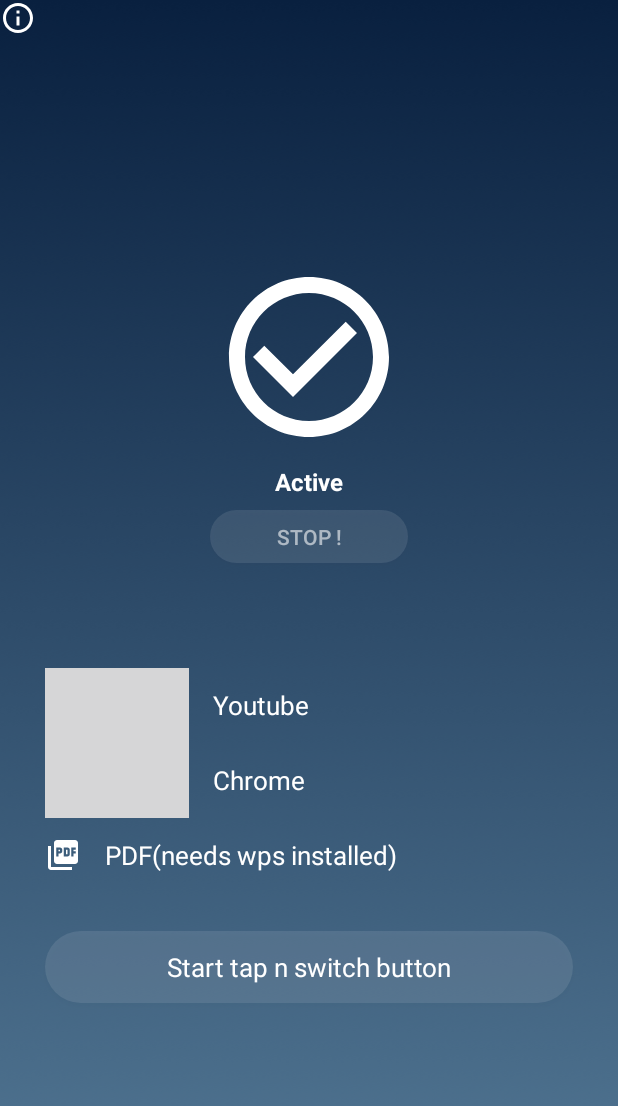
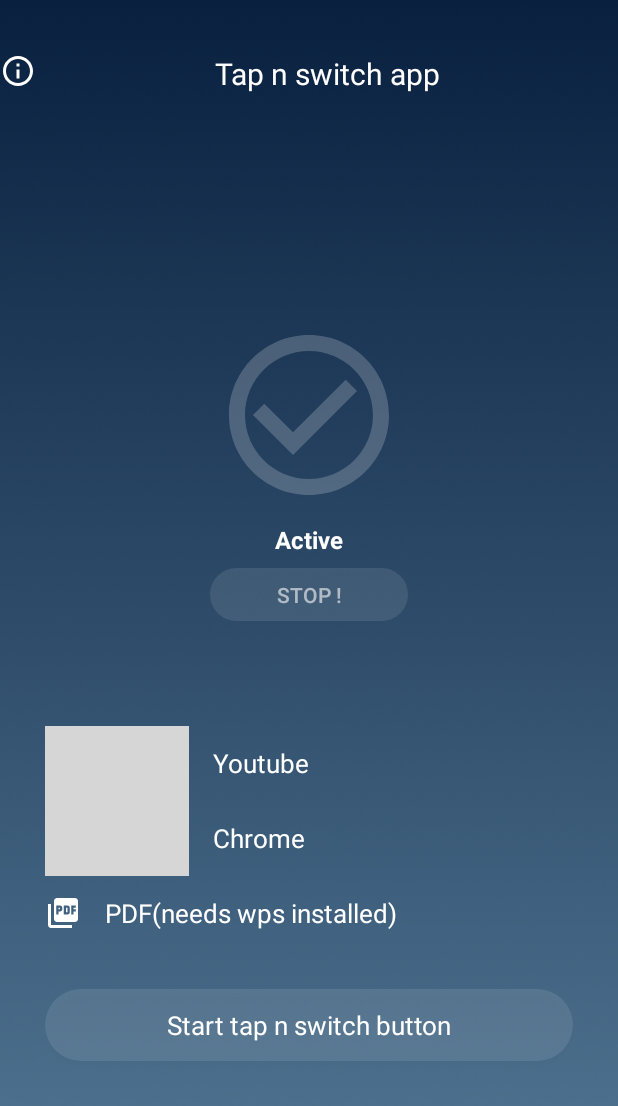
Before and after one commit to Atharva1449/Tap-n-Switch, an Android app: the screen it shows after launch (MainActivity), after a tap on "Start tap n switch button", on a phone screen of 412 x 824 dp. Shown: the top 1106 px of the screen. Run offline under Robolectric (Android 15) with nearby library versions, the phone set to English and light mode, and no system bars; our stand-ins replace AdMob.

Commit message:
share pref for active inactive status

```diff
--- a/app/src/main/java/com/theonedayapps/tapnswitch/MainActivity.java
+++ b/app/src/main/java/com/theonedayapps/tapnswitch/MainActivity.java
@@ -1,6 +1,8 @@
 package com.theonedayapps.tapnswitch;
 
+import android.content.Context;
 import android.content.Intent;
+import android.content.SharedPreferences;
 import android.net.Uri;
 import android.os.Build;
 import android.os.Bundle;
@@ -41,16 +43,23 @@ public class MainActivity extends AppCompatActivity  {
     public static boolean tobeornottobe=false;
     private AdView mAdView;
     private InterstitialAd mInterstitialAd;
+    private TextView text302;
+    private int var1=0;
+    private SharedPreferences sprefs;
+    private static final String myprefrances="my_prefs_file";
     @Override
     protected void onCreate(Bundle savedInstanceState) {
         super.onCreate(savedInstanceState);
         setContentView(R.layout.activity_main);
 
-        //getWindow().setFlags(WindowManager.LayoutParams.FLAG_FULLSCREEN,WindowManager.LayoutParams.FLAG_FULLSCREEN);
+//to make transperant status and nav bar
+        getWindow().setFlags(WindowManager.LayoutParams.FLAG_LAYOUT_NO_LIMITS,WindowManager.LayoutParams.FLAG_LAYOUT_NO_LIMITS);
+//
+
+        text302=(TextView)findViewById(R.id.textView302);
 //
 
 
-//
 info=findViewById(R.id.buttoninfo);
 info.setOnClickListener(new View.OnClickListener() {
     @Override
@@ -99,6 +108,13 @@ info.setOnClickListener(new View.OnClickListener() {
            @Override
            public void onClick(View view) {
                /////interstitial ad
+
+               text302.setText("Active");
+               sprefs=getSharedPreferences(myprefrances,0);
+               SharedPreferences.Editor editor=sprefs.edit();
+               editor.putString("message",text302.getText().toString());
+               editor.commit();
+
                if(what==1 || what==2 || what==3){
                if (mInterstitialAd.isLoaded()) {
                    mInterstitialAd.show();
@@ -147,6 +163,15 @@ info.setOnClickListener(new View.OnClickListener() {
         stopbutton.setOnClickListener(new View.OnClickListener() {
             @Override
             public void onClick(View view) {
+                var1++;
+                if(var1==2){
+
+                    text302.setText("Inactive");
+                    sprefs=getSharedPreferences(myprefrances,0);
+                    SharedPreferences.Editor editor=sprefs.edit();
+                    editor.putString("message",text302.getText().toString());
+                    editor.commit();
+                }
                 tobeornottobe=true;
                 Intent serviceIntent = new Intent(MainActivity.this, FloatingViewService.class);
                 stopService(serviceIntent);
@@ -159,6 +184,12 @@ info.setOnClickListener(new View.OnClickListener() {
 
         //////////////////////////////////////////////////////////////////////////////////////////////////////
 
+
+        SharedPreferences shprefs=getSharedPreferences(myprefrances,0);
+        if(shprefs.contains("message")){
+            String message1=shprefs.getString("message","notfound");
+            text302.setText(message1);
+        }else{text302.setText("Inactive");}
     }
 
 
@@ -175,41 +206,6 @@ info.setOnClickListener(new View.OnClickListener() {
 
 
     //
-    @Override
-    public void onWindowFocusChanged(boolean hasFocus) {
-        super.onWindowFocusChanged(hasFocus);
-        if (hasFocus) {
-            hideSystemUI();
-        }
-    }
-
-    private void hideSystemUI() {
-        // Enables regular immersive mode.
-        // For "lean back" mode, remove SYSTEM_UI_FLAG_IMMERSIVE.
-        // Or for "sticky immersive," replace it with SYSTEM_UI_FLAG_IMMERSIVE_STICKY
-        View decorView = getWindow().getDecorView();
-        decorView.setSystemUiVisibility(
-                View.SYSTEM_UI_FLAG_IMMERSIVE
-                        // Set the content to appear under the system bars so that the
-                        // content doesn't resize when the system bars hide and show.
-                        | View.SYSTEM_UI_FLAG_LAYOUT_STABLE
-                        | View.SYSTEM_UI_FLAG_LAYOUT_HIDE_NAVIGATION
-                        | View.SYSTEM_UI_FLAG_LAYOUT_FULLSCREEN
-                        // Hide the nav bar and status bar
-                        | View.SYSTEM_UI_FLAG_HIDE_NAVIGATION
-                        | View.SYSTEM_UI_FLAG_FULLSCREEN);
-    }
-
-    // Shows the system bars by removing all the flags
-// except for the ones that make the content appear under the system bars.
-    private void showSystemUI() {
-        View decorView = getWindow().getDecorView();
-        decorView.setSystemUiVisibility(
-                View.SYSTEM_UI_FLAG_LAYOUT_STABLE
-                        | View.SYSTEM_UI_FLAG_LAYOUT_HIDE_NAVIGATION
-                        | View.SYSTEM_UI_FLAG_LAYOUT_FULLSCREEN);
-    }
-    //
 
 
 }
--- /dev/null
+++ b/app/src/main/res/drawable/ic_baseline_warning_24.xml
@@ -0,0 +1,5 @@
+<vector android:height="24dp" android:tint="#FFFFFF"
+    android:viewportHeight="24" android:viewportWidth="24"
+    android:width="24dp" xmlns:android="http://schemas.android.com/apk/res/android">
+    <path android:fillColor="@android:color/white" android:pathData="M1,21h22L12,2 1,21zM13,18h-2v-2h2v2zM13,14h-2v-4h2v4z"/>
+</vector>
--- a/app/src/main/res/layout/activity_main.xml
+++ b/app/src/main/res/layout/activity_main.xml
@@ -15,19 +15,40 @@
         android:orientation="vertical">
 
 
-        <Button
-            android:id="@+id/buttoninfo"
-            android:layout_width="24dp"
-            android:layout_height="24dp"
+        <LinearLayout
+            android:layout_width="match_parent"
+            android:layout_height="match_parent"
+            android:orientation="horizontal"
+            android:layout_marginTop="35dp">
 
-            android:background="@drawable/ic_outline_info_24" />
+            <Button
+                android:id="@+id/buttoninfo"
+                android:layout_width="24dp"
+                android:layout_height="24dp"
+
+                android:background="@drawable/ic_outline_info_24" />
+
+            <TextView
+                android:id="@+id/textView2"
+                android:layout_width="wrap_content"
+                android:layout_height="wrap_content"
+                android:layout_gravity="center"
+                android:layout_weight="1"
+                android:gravity="center_horizontal"
+                android:text="Tap n switch app"
+                android:textAppearance="@style/TextAppearance.AppCompat.Body1"
+                android:textColor="#FFFFFF"
+                android:textSize="20sp" />
+        </LinearLayout>
 
         <ImageView
-            android:id="@+id/imageView"
+            android:id="@+id/imageView1"
             android:layout_marginTop="150dp"
             android:layout_width="match_parent"
             android:layout_height="128dp"
-            app:srcCompat="@drawable/tick" />
+            app:srcCompat="@drawable/tick"
+            android:alpha="0.2"
+            />
 
         <TextView
                 android:id="@+id/textView302"
@@ -35,7 +56,7 @@
                 android:layout_height="wrap_content"
                 android:layout_marginTop="8dp"
             android:layout_marginBottom="8dp"
-                android:text="Active"
+                android:text="."
             android:layout_gravity="center"
                 android:textAppearance="@style/TextAppearance.AppCompat.Body1"
                 android:textColor="#FFFFFF"
@@ -113,10 +134,18 @@
             android:background="@drawable/buttonlay"
             android:text="Start tap n switch button"
             android:textAlignment="center"
+            android:layout_gravity="center"
             android:textAppearance="@style/TextAppearance.AppCompat.Small"
             android:textColor="#FFFFFF"
             android:textSize="17sp"
              />
+
+        <TextView
+            android:id="@+id/textView3"
+            android:layout_width="match_parent"
+            android:layout_height="wrap_content"
+            android:layout_marginTop="50dp"
+            android:text="" />
 
     </LinearLayout>
 
--- a/app/src/main/res/values/colors.xml
+++ b/app/src/main/res/values/colors.xml
@@ -1,6 +1,6 @@
 <?xml version="1.0" encoding="utf-8"?>
 <resources>
-    <color name="colorPrimary">#196200EE</color>
-    <color name="colorPrimaryDark">#193700B3</color>
-    <color name="colorAccent">#1903DAC5</color>
+    <color name="colorPrimary">#6200EE</color>
+    <color name="colorPrimaryDark">#3700B3</color>
+    <color name="colorAccent">#03DAC5</color>
 </resources>
--- a/app/src/main/res/values/styles.xml
+++ b/app/src/main/res/values/styles.xml
@@ -5,7 +5,7 @@
         <item name="colorPrimary">#2F3136</item>
         <item name="colorPrimaryDark">@color/colorPrimaryDark</item>
         <item name="colorAccent">@color/colorAccent</item>
-        <item name="android:windowFullscreen">true</item>
+
     </style>
 
 </resources>
```
